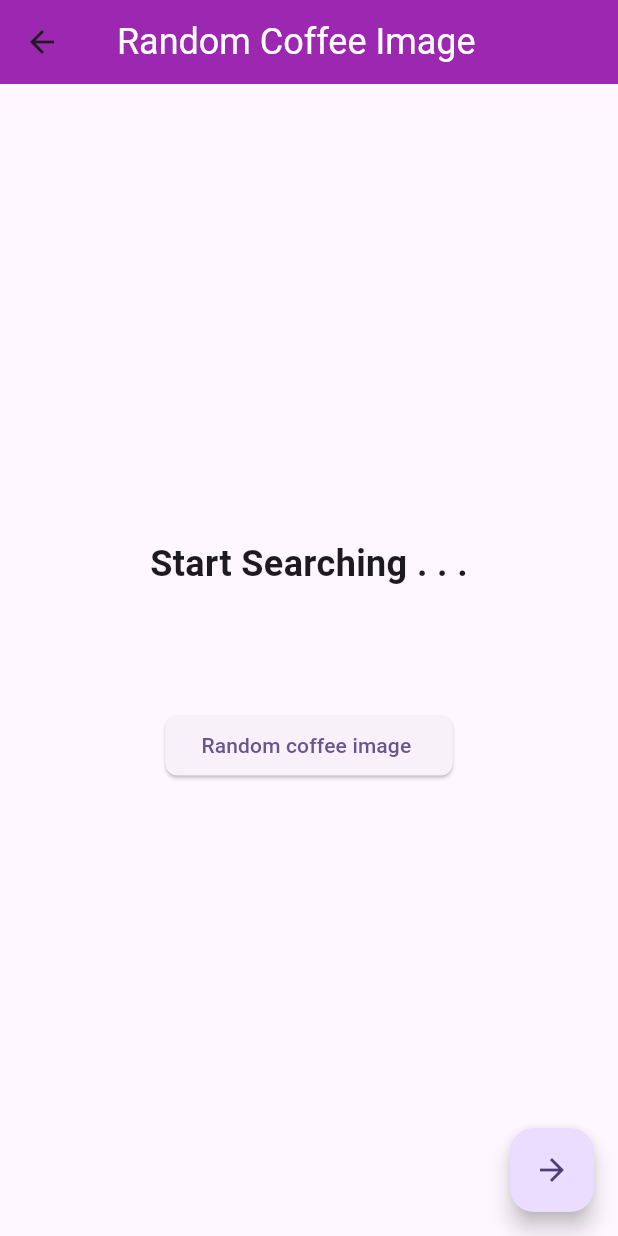
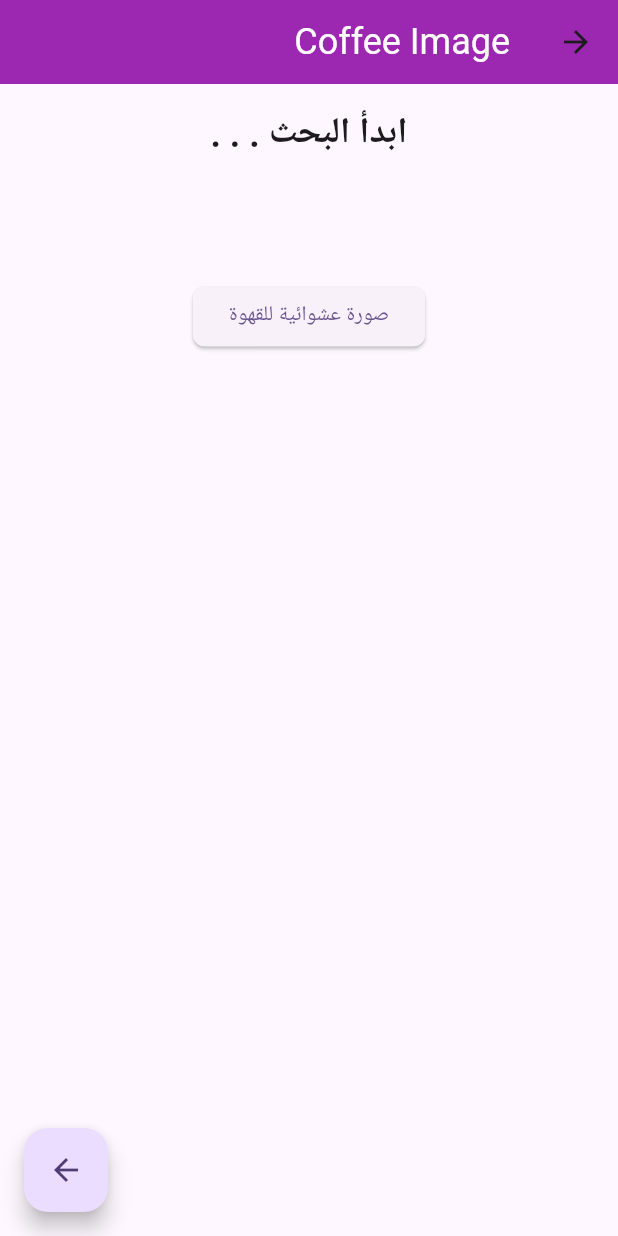
Before and after one commit to nadaalaa22/API-with-flutter, a Flutter app: the CoffeePage screen opened directly, on a phone screen of 412 x 824 dp. Run offline on Flutter 3.47's test engine with Material 2 defaults, Android fonts, the phone set to English and light mode, and no system bars; our stand-ins replace bloc, easy_localization, flutter_bloc.

Commit message:
'commit 18 / 10 '

```diff
--- /dev/null
+++ b/assets/translations/ar.json
@@ -0,0 +1,9 @@
+{
+  "CoffeeImage" : "صورة عشوائية للقهوة",
+  "search" : "ابدأ البحث . . .",
+  "Advice" : "النصيحة هى . . . ",
+  "RandomAdvice" : "نصيحة عشوائية",
+  "Temperature" : "درجة الحرارة هى ",
+  "wind" : "سرعة الرياح" ,
+  "Description" : "الوصف"
+}
--- a/lib/coffee/presentation/pages/coffee_page.dart
+++ b/lib/coffee/presentation/pages/coffee_page.dart
@@ -1,34 +1,36 @@
 import 'package:advice_app/coffee/presentation/bloc/coffee_bloc.dart';
+import 'package:easy_localization/easy_localization.dart';
 import 'package:flutter/material.dart';
 import 'package:flutter_bloc/flutter_bloc.dart';
 import '../../../weather/presentation/pages/weather_page.dart';
 
 
 class CoffeePage extends StatelessWidget {
-  CoffeePage({Key? key}) : super(key: key);
+  const CoffeePage({Key? key}) : super(key: key);
 
   @override
   Widget build(BuildContext context) {
     return Scaffold(
       appBar: AppBar(
         backgroundColor: Colors.purple,
-        title: const Text(
-          ' Random Coffee Image',
+        title:Text(
+          tr('Coffee Image'),
           style: TextStyle(fontSize: 24, color: Colors.white),
         ),
       ),
       body: BlocBuilder<CoffeeBloc, CoffeeState>(
         builder: (context, state) {
-          return Padding(
+          return SingleChildScrollView(
+            child: Padding(
               padding: const EdgeInsets.all(16),
-            child: Container(
+              child: SizedBox(
                 width: double.infinity,
                 child: Column(
                   mainAxisAlignment: MainAxisAlignment.center,
                   children: [
                     if (state is CoffeeInitial)
-                    const Text(
-                      'Start Searching . . .',
+                       Text(
+                        tr("search"),
                         style: TextStyle(
                           fontSize: 24,
                           fontWeight: FontWeight.bold,
@@ -54,9 +56,10 @@ class CoffeePage extends StatelessWidget {
                           borderRadius: BorderRadius.circular(8),
                         ),
                       ),
-                    child: const Text('Random coffee image '),
+                      child:Text(tr("CoffeeImage")),
                     ),
                   ],
+                ),
               ),
             ),
           );
@@ -65,9 +68,9 @@ class CoffeePage extends StatelessWidget {
       floatingActionButton: FloatingActionButton(
         onPressed: () {
           Navigator.push(
-              context, MaterialPageRoute(builder: (context) => WeatherPage()));
+              context, MaterialPageRoute(builder: (context) => const WeatherPage()));
         },
-        child: Icon(Icons.arrow_forward),
+        child: const Icon(Icons.arrow_forward),
       ),
     );
   }
--- a/pubspec.yaml
+++ b/pubspec.yaml
@@ -37,6 +37,7 @@ dependencies:
   cupertino_icons: ^1.0.2
   http: ^1.1.0
   flutter_bloc: ^8.1.3
+  easy_localization: ^3.0.3
 
 
 dev_dependencies:
@@ -84,6 +85,8 @@ flutter:
   # assets:
   #   - images/a_dot_burr.jpeg
   #   - images/a_dot_ham.jpeg
+  assets:
+    - assets/translations/
 
   # An image asset can refer to one or more resolution-specific "variants", see
   # https://flutter.dev/assets-and-images/#resolution-aware
```
Also changed, not shown: assets/translations/en.json (added, +9 -0 lines), lib/advice/presentation/pages/advice_page.dart (+8 -9 lines), lib/main.dart (+13 -3 lines), lib/weather/presentation/pages/weather_page.dart (+19 -21 lines), pubspec.lock, 1 other file. Lines whose indentation alone changed are shown as unchanged.
